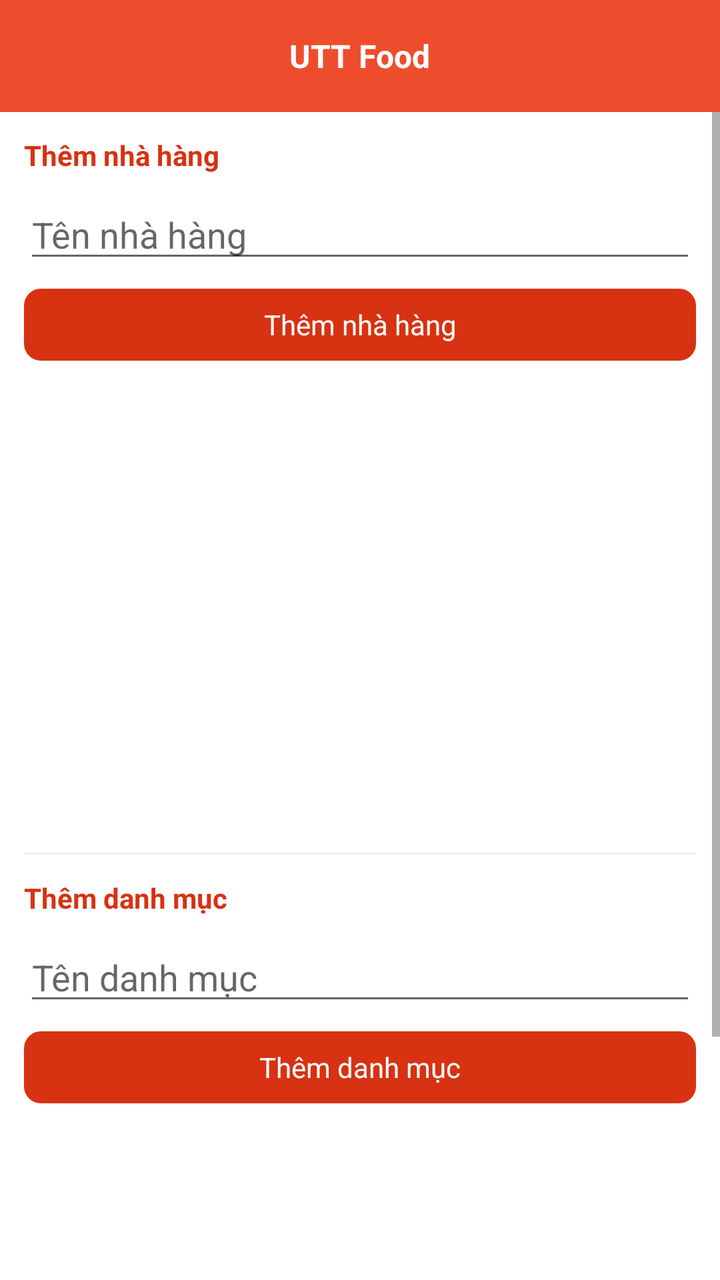
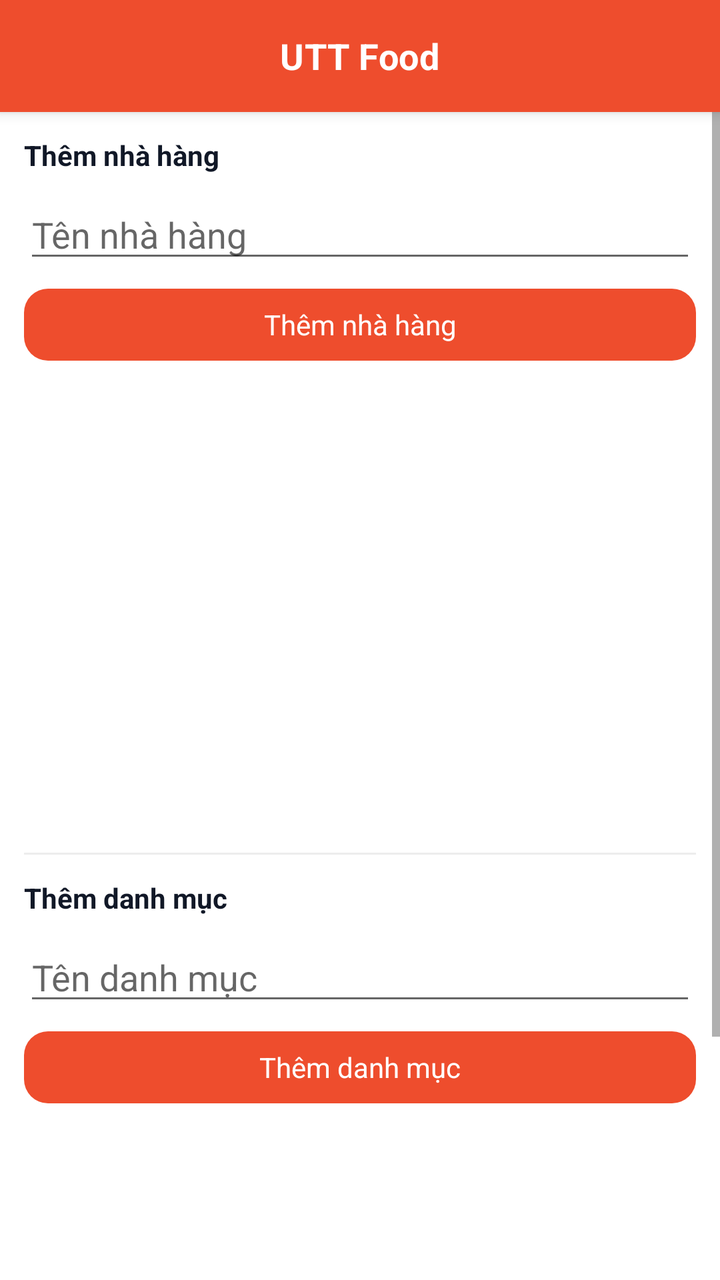

An Android layout rendered at two revisions. The XML below is the earlier revision; the diff shows what the commit changed to produce the second picture.
<!-- AndroidManifest.xml: application theme AppTheme -->
<!-- res/layout/activity_catalog_management.xml -->
<?xml version="1.0" encoding="utf-8"?>
<RelativeLayout xmlns:android="http://schemas.android.com/apk/res/android"
    android:layout_width="match_parent"
    android:layout_height="match_parent"
    android:background="@color/white">

    <include
        android:id="@+id/toolbar"
        layout="@layout/layout_toolbar" />

    <ScrollView
        android:layout_width="match_parent"
        android:layout_height="match_parent"
        android:layout_below="@+id/toolbar">

        <LinearLayout
            android:layout_width="match_parent"
            android:layout_height="wrap_content"
            android:orientation="vertical"
            android:padding="@dimen/define_dimen_12">

            <TextView
                android:layout_width="wrap_content"
                android:layout_height="wrap_content"
                android:text="@string/add_restaurant"
                android:textColor="@color/colorPrimaryDark"
                android:textStyle="bold" />

            <EditText
                android:id="@+id/edt_restaurant_name"
                android:layout_width="match_parent"
                android:layout_height="wrap_content"
                android:layout_marginTop="@dimen/define_dimen_8"
                android:hint="@string/hint_restaurant_name" />

            <TextView
                android:id="@+id/tv_add_restaurant"
                android:layout_width="match_parent"
                android:layout_height="@dimen/define_dimen_36"
                android:layout_marginTop="@dimen/define_dimen_8"
                android:background="@drawable/bg_main_corner_8"
                android:gravity="center"
                android:text="@string/add_restaurant"
                android:textColor="@color/white" />

            <androidx.recyclerview.widget.RecyclerView
                android:id="@+id/rcv_restaurants"
                android:layout_width="match_parent"
                android:layout_height="@dimen/define_dimen_220"
                android:layout_marginTop="@dimen/define_dimen_10" />

            <View
                android:layout_width="match_parent"
                android:layout_height="1dp"
                android:layout_marginTop="@dimen/define_dimen_16"
                android:background="@color/dividerColor" />

            <TextView
                android:layout_width="wrap_content"
                android:layout_height="wrap_content"
                android:layout_marginTop="@dimen/define_dimen_12"
                android:text="@string/add_category"
                android:textColor="@color/colorPrimaryDark"
                android:textStyle="bold" />

            <EditText
                android:id="@+id/edt_category_name"
                android:layout_width="match_parent"
                android:layout_height="wrap_content"
                android:layout_marginTop="@dimen/define_dimen_8"
                android:hint="@string/hint_category_name" />

            <TextView
                android:id="@+id/tv_add_category"
                android:layout_width="match_parent"
                android:layout_height="@dimen/define_dimen_36"
                android:layout_marginTop="@dimen/define_dimen_8"
                android:background="@drawable/bg_main_corner_8"
                android:gravity="center"
                android:text="@string/add_category"
                android:textColor="@color/white" />

            <androidx.recyclerview.widget.RecyclerView
                android:id="@+id/rcv_categories"
                android:layout_width="match_parent"
                android:layout_height="@dimen/define_dimen_220"
                android:layout_marginTop="@dimen/define_dimen_10" />
        </LinearLayout>
    </ScrollView>
</RelativeLayout>
<!-- res/layout/layout_toolbar.xml (included above) -->
<?xml version="1.0" encoding="utf-8"?>

<RelativeLayout xmlns:android="http://schemas.android.com/apk/res/android"
    xmlns:tools="http://schemas.android.com/tools"
    android:id="@+id/layout_toolbar"
    android:layout_width="match_parent"
    android:layout_height="?actionBarSize"
    android:background="@color/colorPrimary"
    android:paddingStart="@dimen/define_dimen_4"
    android:paddingEnd="@dimen/define_dimen_4"
    tools:ignore="ContentDescription" >

    <ImageView
        android:id="@+id/img_back"
        android:layout_width="@dimen/define_dimen_45"
        android:layout_height="@dimen/define_dimen_45"
        android:layout_centerVertical="true"
        android:layout_marginEnd="@dimen/define_dimen_6"
        android:padding="@dimen/define_dimen_10"
        android:src="@drawable/ic_back_white_36"
        android:visibility="gone" />

    <TextView
        android:id="@+id/tv_title"
        android:layout_width="wrap_content"
        android:layout_height="wrap_content"
        android:layout_centerInParent="true"
        android:text="@string/app_name"
        android:textColor="@color/white"
        android:textSize="@dimen/text_size_normal"
        android:textStyle="bold" />

    <ImageView
        android:id="@+id/img_cart"
        android:layout_width="@dimen/define_dimen_45"
        android:layout_height="@dimen/define_dimen_45"
        android:layout_alignParentEnd="true"
        android:layout_centerVertical="true"
        android:layout_marginEnd="@dimen/define_dimen_4"
        android:padding="@dimen/define_dimen_6"
        android:src="@drawable/ic_cart_white_36"
        android:visibility="gone" />

</RelativeLayout>
<!-- resources referenced by this layout -->
<resources>
  <color name="colorPrimary">#EE4D2D</color>
  <color name="colorPrimaryDark">#D73211</color>
  <color name="dividerColor">#EDEDED</color>
  <color name="white">#ffffff</color>
  <dimen name="define_dimen_10">10dp</dimen>
  <dimen name="define_dimen_12">12dp</dimen>
  <dimen name="define_dimen_16">16dp</dimen>
  <dimen name="define_dimen_220">220dp</dimen>
  <dimen name="define_dimen_36">36dp</dimen>
  <dimen name="define_dimen_4">4dp</dimen>
  <dimen name="define_dimen_45">45dp</dimen>
  <dimen name="define_dimen_6">6dp</dimen>
  <dimen name="define_dimen_8">8dp</dimen>
  <dimen name="text_size_normal">16sp</dimen>
  <!-- drawable bg_main_corner_8 (drawable) -->
  <?xml version="1.0" encoding="utf-8"?>
  
  
  <shape xmlns:android="http://schemas.android.com/apk/res/android">
      <corners android:radius="@dimen/define_dimen_8" />
      <solid android:color="@color/colorPrimaryDark" />
      <stroke
          android:width="1dp"
          android:color="@color/colorPrimaryDark" />
  </shape>
  <!-- drawable ic_back_white_36: png bitmap (drawable-hdpi, 193 bytes) -->
  <!-- drawable ic_cart_white_36: png bitmap (drawable-hdpi, 636 bytes) -->
  <string name="add_category">Thêm danh mục</string>
  <string name="add_restaurant">Thêm nhà hàng</string>
  <string name="app_name">UTT Food</string>
  <string name="hint_category_name">Tên danh mục</string>
  <string name="hint_restaurant_name">Tên nhà hàng</string>
  <style name="AppTheme" parent="Theme.AppCompat.Light.NoActionBar">
          <item name="colorPrimary">@color/colorPrimary</item>
          <item name="colorPrimaryDark">@color/colorPrimaryDark</item>
          <item name="colorAccent">@color/colorAccent</item>
          <item name="android:statusBarColor">@color/brandOrangeDark</item>
          <item name="android:windowBackground">@color/screenBackground</item>
          <item name="android:textColor">@color/textColorPrimary</item>
      </style>
  <color name="colorAccent">#FF7A47</color>
  <color name="brandOrangeDark">#D73211</color>
  <color name="screenBackground">#F5F5F5</color>
  <color name="textColorPrimary">#222222</color>
</resources>

<!-- the commit's change to res/layout/activity_catalog_management.xml (unified diff, before → after) -->
@@ -23,7 +23,7 @@
                 android:layout_width="wrap_content"
                 android:layout_height="wrap_content"
                 android:text="@string/add_restaurant"
-                android:textColor="@color/colorPrimaryDark"
+                android:textColor="@color/neutral900"
                 android:textStyle="bold" />
 
             <EditText
@@ -38,7 +38,7 @@
                 android:layout_width="match_parent"
                 android:layout_height="@dimen/define_dimen_36"
                 android:layout_marginTop="@dimen/define_dimen_8"
-                android:background="@drawable/bg_main_corner_8"
+                android:background="@drawable/bg_primary_button"
                 android:gravity="center"
                 android:text="@string/add_restaurant"
                 android:textColor="@color/white" />
@@ -60,7 +60,7 @@
                 android:layout_height="wrap_content"
                 android:layout_marginTop="@dimen/define_dimen_12"
                 android:text="@string/add_category"
-                android:textColor="@color/colorPrimaryDark"
+                android:textColor="@color/neutral900"
                 android:textStyle="bold" />
 
             <EditText
@@ -75,7 +75,7 @@
                 android:layout_width="match_parent"
                 android:layout_height="@dimen/define_dimen_36"
                 android:layout_marginTop="@dimen/define_dimen_8"
-                android:background="@drawable/bg_main_corner_8"
+                android:background="@drawable/bg_primary_button"
                 android:gravity="center"
                 android:text="@string/add_category"
                 android:textColor="@color/white" />
@@ -97,6 +97,7 @@
     android:layout_width="match_parent"
     android:layout_height="?actionBarSize"
     android:background="@color/colorPrimary"
+    android:elevation="@dimen/define_dimen_4"
     android:paddingStart="@dimen/define_dimen_4"
     android:paddingEnd="@dimen/define_dimen_4"
     tools:ignore="ContentDescription" >
@@ -116,9 +117,10 @@
         android:layout_width="wrap_content"
         android:layout_height="wrap_content"
         android:layout_centerInParent="true"
+        android:letterSpacing="0.01"
         android:text="@string/app_name"
         android:textColor="@color/white"
-        android:textSize="@dimen/text_size_normal"
+        android:textSize="@dimen/text_size_xnormal"
         android:textStyle="bold" />
 
     <ImageView
<!-- resource entries referenced after the edit -->
@@ -3,6 +3,7 @@
   <color name="colorPrimary">#EE4D2D</color>
   <color name="colorPrimaryDark">#D73211</color>
   <color name="dividerColor">#EDEDED</color>
+  <color name="neutral900">#111827</color>
   <color name="white">#ffffff</color>
   <dimen name="define_dimen_10">10dp</dimen>
   <dimen name="define_dimen_12">12dp</dimen>
@@ -11,20 +12,26 @@
   <dimen name="define_dimen_36">36dp</dimen>
   <dimen name="define_dimen_4">4dp</dimen>
   <dimen name="define_dimen_45">45dp</dimen>
-  <dimen name="define_dimen_6">6dp</dimen>
+  <dimen name="define_dimen_6">1dp</dimen>
   <dimen name="define_dimen_8">8dp</dimen>
-  <dimen name="text_size_normal">16sp</dimen>
-  <!-- drawable bg_main_corner_8 (drawable) -->
+  <dimen name="text_size_xnormal">18sp</dimen>
+  <!-- drawable bg_primary_button (drawable) -->
   <?xml version="1.0" encoding="utf-8"?>
-  
-  
-  <shape xmlns:android="http://schemas.android.com/apk/res/android">
-      <corners android:radius="@dimen/define_dimen_8" />
-      <solid android:color="@color/colorPrimaryDark" />
-      <stroke
-          android:width="1dp"
-          android:color="@color/colorPrimaryDark" />
-  </shape>
+  <ripple xmlns:android="http://schemas.android.com/apk/res/android"
+      android:color="@color/rippleLight">
+      <item android:id="@android:id/mask">
+          <shape android:shape="rectangle">
+              <solid android:color="@color/white" />
+              <corners android:radius="12dp" />
+          </shape>
+      </item>
+      <item>
+          <shape android:shape="rectangle">
+              <solid android:color="@color/brandOrange" />
+              <corners android:radius="12dp" />
+          </shape>
+      </item>
+  </ripple>
   <!-- drawable ic_back_white_36: png bitmap (drawable-hdpi, 193 bytes) -->
   <!-- drawable ic_cart_white_36: png bitmap (drawable-hdpi, 636 bytes) -->
   <string name="add_category">Thêm danh mục</string>
@@ -40,9 +47,11 @@
           <item name="android:windowBackground">@color/screenBackground</item>
           <item name="android:textColor">@color/textColorPrimary</item>
       </style>
+  <color name="rippleLight">#33FFFFFF</color>
+  <color name="brandOrange">#EE4D2D</color>
   <color name="colorAccent">#FF7A47</color>
   <color name="brandOrangeDark">#D73211</color>
-  <color name="screenBackground">#F5F5F5</color>
+  <color name="screenBackground">#F5F5F7</color>
   <color name="textColorPrimary">#222222</color>
 </resources>
 
